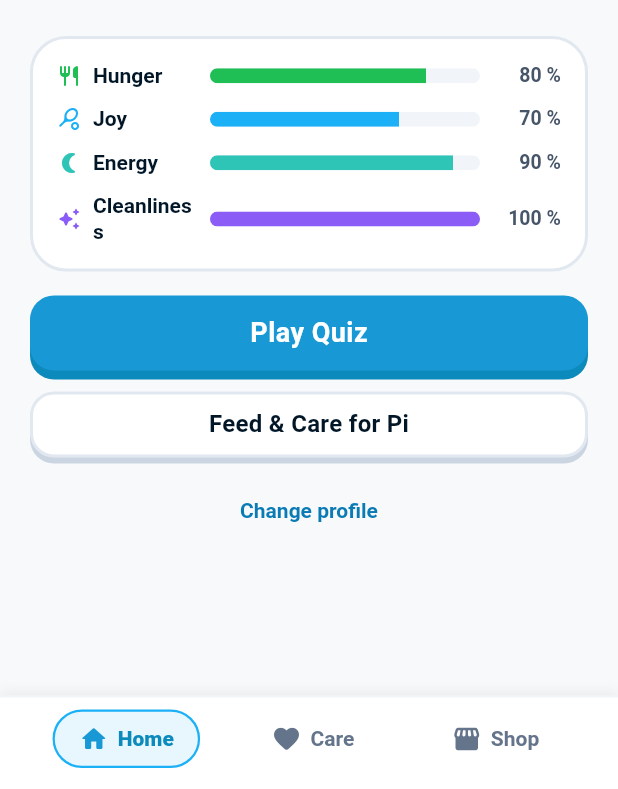
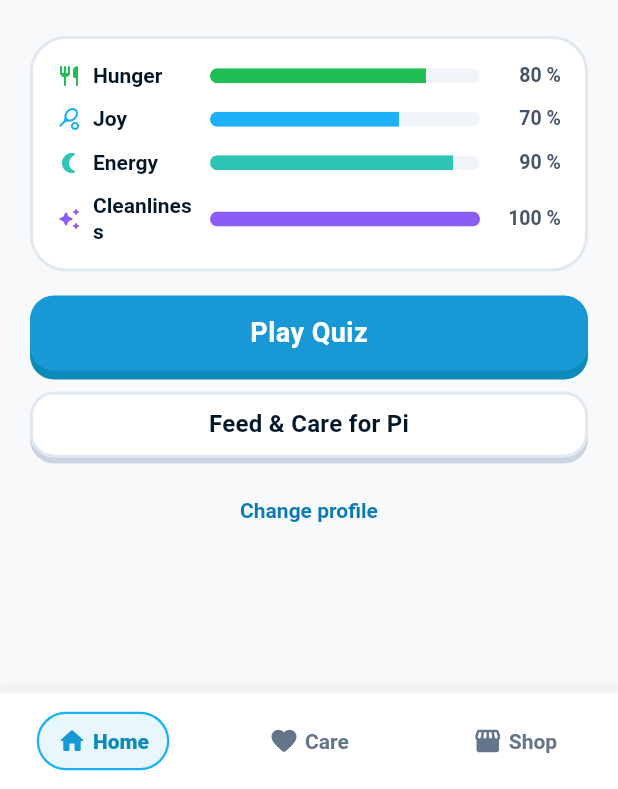
Before and after one commit to dandmb/pi_and_me, a Flutter app: the screen it shows after launch, on a phone screen of 412 x 824 dp, the part 447-1236 px from its top. Run offline on Flutter 3.47's test engine with Material 3 defaults, Android fonts, the phone set to English and light mode, and no system bars; our stand-ins replace flutter_riverpod, shared_preferences, showcaseview; Roboto replaces fonts that are missing (Lexend, Quicksand).

Commit message:
fix(navigation): resolve Android system navigation bar overlap with bottom dock

```diff
--- a/lib/features/navigation/presentation/main_shell_screen.dart
+++ b/lib/features/navigation/presentation/main_shell_screen.dart
@@ -101,7 +101,14 @@ class _MainShellScreenState extends ConsumerState<MainShellScreen> {
     final profileAsync = ref.watch(activeProfileProvider);
     final companion = ref.watch(careControllerProvider);
 
-    return PopScope(
+    return AnnotatedRegion<SystemUiOverlayStyle>(
+      value: const SystemUiOverlayStyle(
+        systemNavigationBarColor: Colors.transparent,
+        systemNavigationBarIconBrightness: Brightness.dark,
+        statusBarColor: Colors.transparent,
+        statusBarIconBrightness: Brightness.dark,
+      ),
+      child: PopScope(
         canPop: false,
         onPopInvokedWithResult: (didPop, result) async {
           if (didPop) return;
@@ -157,11 +164,11 @@ class _MainShellScreenState extends ConsumerState<MainShellScreen> {
                     ),
                   ),
                 ),
-
-              // 3. Barre de navigation inférieure persistante
-              _buildBottomNavigationBar(context, strings),
               ],
             ),
+          ),
+          // 3. Barre de navigation inférieure persistante (protégée contre la barre système Android)
+          bottomNavigationBar: _buildBottomNavigationBar(context, strings),
         ),
       ),
     );
@@ -305,12 +312,6 @@ class _MainShellScreenState extends ConsumerState<MainShellScreen> {
   // --- BOTTOM BAR UNIFIÉE (Salon au début, Soigner, Boutique) ---
   Widget _buildBottomNavigationBar(BuildContext context, dynamic strings) {
     return Container(
-      padding: const EdgeInsets.only(
-        left: AppSpace.s5,
-        right: AppSpace.s5,
-        top: 8,
-        bottom: 14,
-      ),
       decoration: BoxDecoration(
         color: AppColors.surface,
         boxShadow: [
@@ -324,6 +325,13 @@ class _MainShellScreenState extends ConsumerState<MainShellScreen> {
           top: BorderSide(color: AppColors.ink100, width: 1.5),
         ),
       ),
+      child: SafeArea(
+        top: false,
+        left: true,
+        right: true,
+        bottom: true,
+        child: SizedBox(
+          height: 64,
           child: Row(
             mainAxisAlignment: MainAxisAlignment.spaceAround,
             children: [
@@ -352,6 +360,8 @@ class _MainShellScreenState extends ConsumerState<MainShellScreen> {
               ),
             ],
           ),
+        ),
+      ),
     );
   }
 
@@ -361,12 +371,14 @@ class _MainShellScreenState extends ConsumerState<MainShellScreen> {
     required String label,
     required bool isActive,
   }) {
-    return GestureDetector(
+    return Expanded(
+      child: GestureDetector(
         onTap: () => _onTabSelected(index),
         behavior: HitTestBehavior.opaque,
+        child: Center(
           child: AnimatedContainer(
             duration: AppMotion.fast,
-        padding: const EdgeInsets.symmetric(horizontal: AppSpace.s4, vertical: 8),
+            padding: const EdgeInsets.symmetric(horizontal: AppSpace.s3, vertical: 8),
             decoration: BoxDecoration(
               color: isActive ? AppColors.sky50 : Colors.transparent,
               borderRadius: BorderRadius.circular(AppRadius.pill),
@@ -383,15 +395,21 @@ class _MainShellScreenState extends ConsumerState<MainShellScreen> {
                   size: 20,
                   color: isActive ? AppColors.sky600 : AppColors.ink500,
                 ),
-            const SizedBox(width: 6),
-            Text(
+                const SizedBox(width: 4),
+                Flexible(
+                  child: Text(
                     label,
+                    maxLines: 1,
+                    overflow: TextOverflow.ellipsis,
                     style: AppText.bodyS.copyWith(
                       fontWeight: isActive ? FontWeight.w900 : FontWeight.w700,
                       color: isActive ? AppColors.sky700 : AppColors.ink500,
                     ),
                   ),
+                ),
               ],
+            ),
+          ),
         ),
       ),
     );
```
Also changed, not shown: 1 other file. Lines whose indentation alone changed are shown as unchanged.
